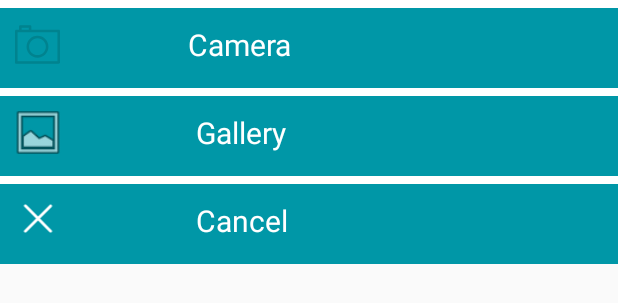
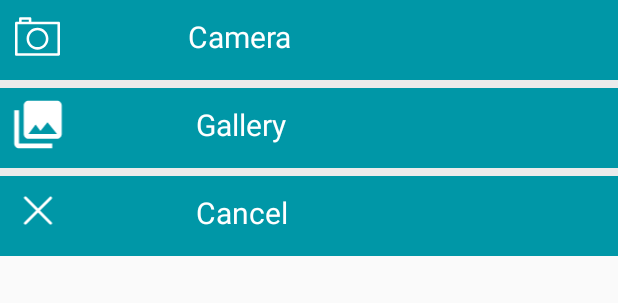
Before and after one commit to Shavneet/AnimalHusbandry, an Android app: the layout camera_dialog.xml on its own in the app's theme, with its tools: preview values and no code run, on a phone screen of 412 x 824 dp. Shown: the top 303 px of the screen. Run offline under Robolectric (Android 15) with nearby library versions, the phone set to English and light mode, and no system bars; network calls fail.

Commit message:
5.6.2017

```diff
--- a/app/src/main/java/com/animalhusbandry/petprofile/CreatePetProfile.java
+++ b/app/src/main/java/com/animalhusbandry/petprofile/CreatePetProfile.java
@@ -259,7 +259,7 @@ public class CreatePetProfile extends AppCompatActivity {
                     ) {
                 requestPermissions(new String[]{Manifest.permission.CAMERA}, REQUEST_CAMERA_PERMISSION);
                 requestPermissions(new String[]{Manifest.permission.READ_EXTERNAL_STORAGE}, REQUEST_READ_PERMISSION);
-                popUpmenu();
+
            /* } else if (ContextCompat.checkSelfPermission(getApplicationContext(), Manifest.permission.CAMERA)
                     != PackageManager.PERMISSION_GRANTED) {
                 requestPermissions(new String[]{Manifest.permission.CAMERA}, REQUEST_CAMERA_PERMISSION);
@@ -288,7 +288,7 @@ public class CreatePetProfile extends AppCompatActivity {
         LayoutInflater layoutInflater = CreatePetProfile.this.getLayoutInflater();
         final View dialogView = layoutInflater.inflate(R.layout.camera_dialog, null, false);
         cameraDialog.setView(dialogView);
-        cameraDialog.setTitle("Choose One");
+
         cameraDialog.setCancelable(true);
         LinearLayout mCamerabtn = (LinearLayout) dialogView.findViewById(R.id.cameradialogbtn);
         LinearLayout mGallerybtn = (LinearLayout) dialogView.findViewById(R.id.gallerydialogbtn);
--- a/app/src/main/java/com/animalhusbandry/splash/SplashScreen.java
+++ b/app/src/main/java/com/animalhusbandry/splash/SplashScreen.java
@@ -25,12 +25,14 @@ public class SplashScreen extends AppCompatActivity {
         setContentView(R.layout.splash_screen);
        /* splashImageView = (ImageView) findViewById(R.id.splashImageView);
         Glide.with(this).load(R.drawable.giphy).into(splashImageView);*/
+
         new Handler().postDelayed(new Runnable() {
             @Override
             public void run() {
                 checkLoginCredentials();
             }
         }, SPLASH_TIME_OUT);
+
 }
 
     private void checkLoginCredentials() {
--- a/app/src/main/res/drawable/ic_003_photo_camera.xml
+++ b/app/src/main/res/drawable/ic_003_photo_camera.xml
@@ -1,4 +1,4 @@
 <vector android:height="24dp" android:viewportHeight="39.474"
     android:viewportWidth="39.474" android:width="24dp" xmlns:android="http://schemas.android.com/apk/res/android">
-    <path android:fillColor="@color/DarkGreen" android:pathData="M19.73,12.11c2.65,0 5.05,1.06 6.78,2.81c1.75,1.73 2.81,4.13 2.81,6.78c0,2.65 -1.06,5.05 -2.81,6.78c-1.73,1.73 -4.13,2.81 -6.78,2.81s-5.05,-1.08 -6.78,-2.81c-1.73,-1.73 -2.81,-4.13 -2.81,-6.78c0,-2.65 1.08,-5.05 2.81,-6.78C14.68,13.17 17.08,12.11 19.73,12.11L19.73,12.11zM3.57,6.78V3.98c0,-0.62 0.49,-1.11 1.11,-1.11h8.54c0.62,0 1.13,0.49 1.13,1.11v2.79h24c0.62,0 1.13,0.51 1.13,1.13v27.57c0,0.62 -0.51,1.13 -1.13,1.13H1.11C0.49,36.6 0,36.09 0,35.47V7.9c0,-0.62 0.49,-1.13 1.11,-1.13H3.57zM12.1,6.78V5.11H5.81v1.67H12.1zM37.24,9.03H13.22H4.68H2.24v25.33h35V9.03zM24.93,16.49c-1.33,-1.32 -3.17,-2.14 -5.21,-2.14s-3.86,0.82 -5.19,2.14c-1.33,1.33 -2.16,3.17 -2.16,5.21c0,2.03 0.82,3.86 2.16,5.19c1.33,1.33 3.16,2.16 5.19,2.16s3.87,-0.82 5.21,-2.16c1.32,-1.33 2.14,-3.16 2.14,-5.19C27.08,19.67 26.25,17.82 24.93,16.49L24.93,16.49z"/>
+    <path android:fillColor="@color/White" android:pathData="M19.73,12.11c2.65,0 5.05,1.06 6.78,2.81c1.75,1.73 2.81,4.13 2.81,6.78c0,2.65 -1.06,5.05 -2.81,6.78c-1.73,1.73 -4.13,2.81 -6.78,2.81s-5.05,-1.08 -6.78,-2.81c-1.73,-1.73 -2.81,-4.13 -2.81,-6.78c0,-2.65 1.08,-5.05 2.81,-6.78C14.68,13.17 17.08,12.11 19.73,12.11L19.73,12.11zM3.57,6.78V3.98c0,-0.62 0.49,-1.11 1.11,-1.11h8.54c0.62,0 1.13,0.49 1.13,1.11v2.79h24c0.62,0 1.13,0.51 1.13,1.13v27.57c0,0.62 -0.51,1.13 -1.13,1.13H1.11C0.49,36.6 0,36.09 0,35.47V7.9c0,-0.62 0.49,-1.13 1.11,-1.13H3.57zM12.1,6.78V5.11H5.81v1.67H12.1zM37.24,9.03H13.22H4.68H2.24v25.33h35V9.03zM24.93,16.49c-1.33,-1.32 -3.17,-2.14 -5.21,-2.14s-3.86,0.82 -5.19,2.14c-1.33,1.33 -2.16,3.17 -2.16,5.21c0,2.03 0.82,3.86 2.16,5.19c1.33,1.33 3.16,2.16 5.19,2.16s3.87,-0.82 5.21,-2.16c1.32,-1.33 2.14,-3.16 2.14,-5.19C27.08,19.67 26.25,17.82 24.93,16.49L24.93,16.49z"/>
 </vector>
--- /dev/null
+++ b/app/src/main/res/drawable/ic_collections.xml
@@ -0,0 +1,4 @@
+<vector android:height="24dp" android:viewportHeight="48.0"
+    android:viewportWidth="48.0" android:width="24dp" xmlns:android="http://schemas.android.com/apk/res/android">
+    <path android:fillColor="@color/White" android:pathData="M44,32L44,8c0,-2.21 -1.79,-4 -4,-4L16,4c-2.21,0 -4,1.79 -4,4v24c0,2.21 1.79,4 4,4h24c2.21,0 4,-1.79 4,-4zM22,24l4.06,5.42L32,22l8,10L16,32l6,-8zM4,12v28c0,2.21 1.79,4 4,4h28v-4L8,40L8,12L4,12z"/>
+</vector>
--- a/app/src/main/res/drawable/ic_list_black_24dp.xml
+++ b/app/src/main/res/drawable/ic_list_black_24dp.xml
@@ -1,8 +1,8 @@
 <vector xmlns:android="http://schemas.android.com/apk/res/android"
         android:width="24dp"
         android:height="24dp"
-        android:viewportWidth="24.0"
-        android:viewportHeight="24.0">
+        android:viewportWidth="20.0"
+        android:viewportHeight="20.0">
     <path
         android:fillColor="#FF000000"
         android:pathData="M3,13h2v-2L3,11v2zM3,17h2v-2L3,15v2zM3,9h2L5,7L3,7v2zM7,13h14v-2L7,11v2zM7,17h14v-2L7,15v2zM7,7v2h14L21,7L7,7z"/>
--- a/app/src/main/res/layout/activity_search.xml
+++ b/app/src/main/res/layout/activity_search.xml
@@ -35,6 +35,10 @@
                 android:layout_alignParentLeft="true"
                 android:layout_marginLeft="5dp"
                 android:layout_marginTop="10dp"
+                android:paddingTop="15dp"
+                android:paddingBottom="15dp"
+                android:paddingLeft="15dp"
+                android:paddingRight="15dp"
                 android:background="@drawable/ic_back" />
 
             <EditText
--- a/app/src/main/res/layout/camera_dialog.xml
+++ b/app/src/main/res/layout/camera_dialog.xml
@@ -5,11 +5,6 @@
     android:layout_height="wrap_content"
     android:background="@color/backcolor2"
     android:orientation="vertical">
-
-    <View
-        android:layout_width="match_parent"
-        android:layout_height="5dp"
-        android:background="@color/White"></View>
 
     <LinearLayout
         android:layout_width="match_parent"
@@ -47,7 +42,7 @@
             android:layout_width="match_parent"
             android:layout_height="5dp"
             android:layout_marginTop="10dp"
-            android:background="@color/White"></View>
+            android:background="@color/backcolor2"></View>
 
         <LinearLayout
             android:id="@+id/gallerydialogbtn"
@@ -61,7 +56,7 @@
                 android:layout_marginLeft="5dp"
                 android:layout_marginTop="5dp"
                 android:backgroundTint="@color/White"
-                app:srcCompat="@drawable/ic_menu_gallery" />
+                app:srcCompat="@drawable/ic_collections" />
 
             <TextView
 
@@ -79,7 +74,7 @@
             android:layout_width="match_parent"
             android:layout_height="5dp"
             android:layout_marginTop="10dp"
-            android:background="@color/White"></View>
+            android:background="@color/backcolor2"></View>
 
         <LinearLayout
             android:id="@+id/canceldialogbtn"
@@ -109,4 +104,6 @@
                 android:textSize="20dp" />
         </LinearLayout>
     </LinearLayout>
+
+
 </LinearLayout>
--- a/app/src/main/res/layout/nav_header_drawer.xml
+++ b/app/src/main/res/layout/nav_header_drawer.xml
@@ -21,9 +21,10 @@
   >
 
             <ImageView
-                android:id="@+id/imageView"
+                android:id="@+id/imageViewDrawerHeader"
                 android:layout_width="80dp"
                 android:layout_height="80dp"
+                android:clickable="true"
                 android:background="@drawable/ic_1496341871_instagram"
                 android:paddingTop="10dp"
 
--- a/app/src/main/res/layout/splash_screen.xml
+++ b/app/src/main/res/layout/splash_screen.xml
@@ -1,8 +1,8 @@
 <?xml version="1.0" encoding="utf-8"?>
 <RelativeLayout xmlns:android="http://schemas.android.com/apk/res/android"
     xmlns:tools="http://schemas.android.com/tools"
-    android:layout_width="match_parent"
-    android:layout_height="match_parent"
+    android:layout_width="fill_parent"
+    android:layout_height="fill_parent"
     android:background="@color/DarkGreen"
     tools:context="com.animalhusbandry.splash.SplashScreen">
 
--- a/app/src/main/res/menu/drawer_settings.xml
+++ b/app/src/main/res/menu/drawer_settings.xml
@@ -10,12 +10,12 @@
         android:id="@+id/action_settings1"
         android:title="settings"
         app:showAsAction="never"
-        android:icon="@drawable/mr_ic_audiotrack_light"
+
         />
     <item
         android:id="@+id/action_settings2"
         android:title="settings"
         app:showAsAction="never"
-        android:icon="@drawable/mr_ic_audiotrack_light"
+
         />
 </menu>
--- a/app/src/main/res/values/styles.xml
+++ b/app/src/main/res/values/styles.xml
@@ -10,8 +10,12 @@
         <item name="windowNoTitle">true</item>
     </style>
 
-    <style name="SplashTheme" parent="AppTheme.NoActionBar">
+    <style name="SplashTheme" parent="Theme.AppCompat.Light.NoActionBar">
         <item name="android:background">@color/DarkGreen</item>
+        <item name="android:windowFullscreen">true</item>
+        <item name="windowNoTitle">true</item>
+        <item name="android:windowContentOverlay">@null</item>
+
     </style>
 
     <style name="AppTheme.NoActionBar">
--- a/build.gradle
+++ b/build.gradle
@@ -15,7 +15,7 @@ buildscript {
     }*/
     dependencies {
         classpath 'com.android.tools.build:gradle:2.3.2'
-        classpath 'com.google.gms:google-services:3.0.0'
+        classpath 'com.google.gms:google-services:3.1.0'
     }
 }
 
```
Also changed, not shown: app/build.gradle (+4 -3 lines), app/src/main/java/com/animalhusbandry/dashboard/DashboardActivity.java (+15 -2 lines), app/src/main/res/drawable/ic_012_pet_house.xml (+23 -8 lines), app/src/main/res/layout/toolbar.xml (+28 -21 lines).
